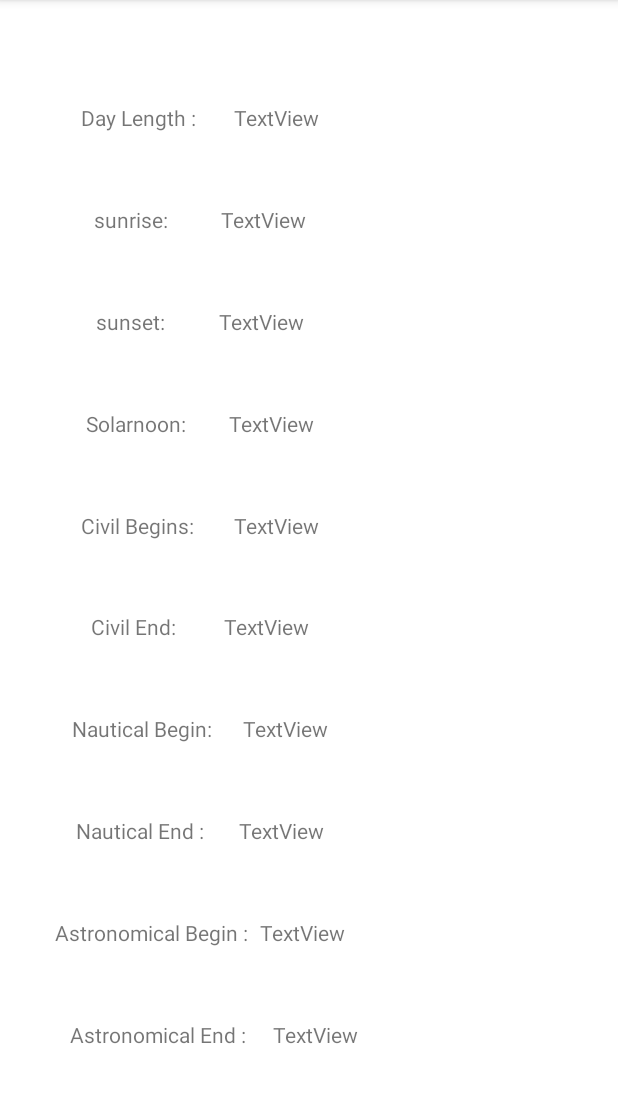
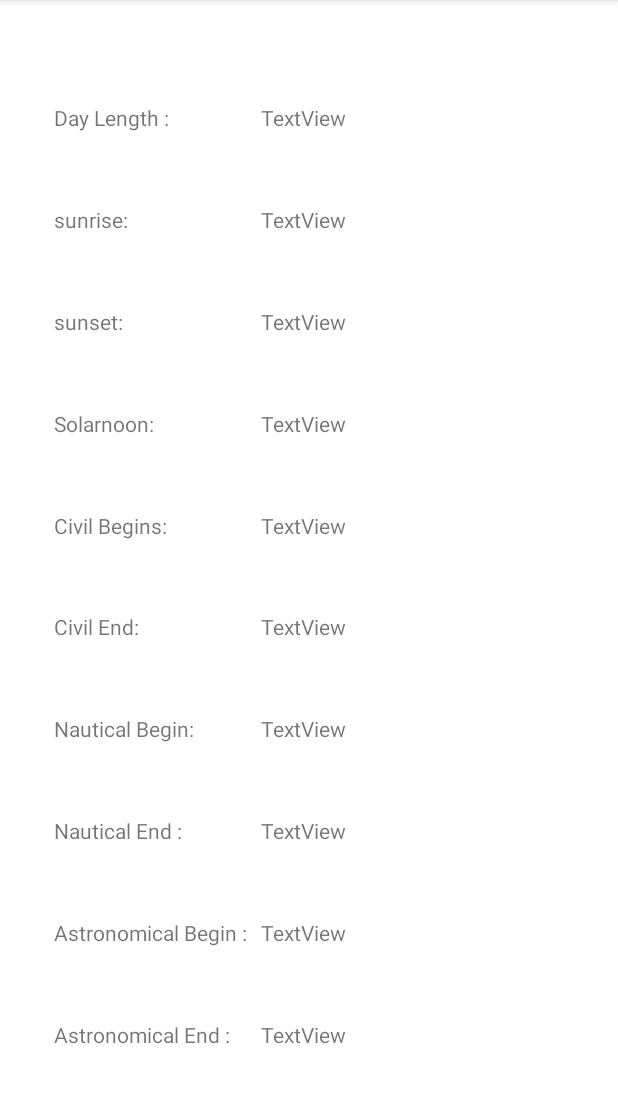
Before and after one commit to sarbesh/my-utility-app, an Android app: the SunRaiseSetActivity screen opened directly, with no data from a screen before it, on a phone screen of 412 x 824 dp, the part 84-1187 px from its top. Run offline under Robolectric (Android 15) with nearby library versions, the phone set to English and light mode, and no system bars; 1 statement that could not run was skipped.

Commit message:
UI fixed

```diff
--- a/app/src/main/java/com/sarbesh/alarmgps/SunRaiseSetActivity.java
+++ b/app/src/main/java/com/sarbesh/alarmgps/SunRaiseSetActivity.java
@@ -89,7 +89,6 @@ public class SunRaiseSetActivity extends AppCompatActivity {
                         SimpleDateFormat localFormat = new SimpleDateFormat("HH:mm:ss a", Locale.getDefault());
                         localFormat.setTimeZone(TimeZone.getDefault());
 
-                        //TODO: Fix layout design and map data to filed
                         try{
                             sunrise.setText(utcToLocal(utcFormat,localFormat,results.getSunrise()));
                             sunset.setText(results.getSunset());
--- a/app/src/main/res/layout/activity_sun_raise_set.xml
+++ b/app/src/main/res/layout/activity_sun_raise_set.xml
@@ -114,6 +114,7 @@
         app:layout_constraintStart_toEndOf="@+id/astronomical_twilight_begin_text"
         app:layout_constraintTop_toBottomOf="@+id/nautical_twilight_end"/>
 
+
     <TextView
         android:id="@+id/astronomical_twilight_end"
         android:layout_width="150dp"
@@ -124,12 +125,12 @@
         android:text="@string/textview"
         app:layout_constraintBottom_toBottomOf="parent"
         app:layout_constraintEnd_toEndOf="parent"
-        app:layout_constraintTop_toBottomOf="@+id/astronomical_twilight_begin" />
-
+        app:layout_constraintTop_toBottomOf="@+id/astronomical_twilight_begin"
+        app:layout_constraintStart_toEndOf="@id/astronomical_twilight_end_text"/>
 
     <TextView
         android:id="@+id/day_length_text"
-        android:layout_width="wrap_content"
+        android:layout_width="130dp"
         android:layout_height="wrap_content"
         android:layout_marginStart="28dp"
         android:layout_marginTop="50dp"
@@ -141,7 +142,7 @@
 
     <TextView
         android:id="@+id/sunrise_text"
-        android:layout_width="wrap_content"
+        android:layout_width="130dp"
         android:layout_height="wrap_content"
         android:layout_marginStart="28dp"
         android:layout_marginTop="30dp"
@@ -153,7 +154,7 @@
 
     <TextView
         android:id="@+id/sunset_text"
-        android:layout_width="wrap_content"
+        android:layout_width="130dp"
         android:layout_height="wrap_content"
         android:layout_marginStart="28dp"
         android:layout_marginTop="30dp"
@@ -165,7 +166,7 @@
 
     <TextView
         android:id="@+id/solar_noon_text"
-        android:layout_width="wrap_content"
+        android:layout_width="130dp"
         android:layout_height="wrap_content"
         android:layout_marginStart="28dp"
         android:layout_marginTop="30dp"
@@ -177,7 +178,7 @@
 
     <TextView
         android:id="@+id/civil_twinlight_text"
-        android:layout_width="wrap_content"
+        android:layout_width="130dp"
         android:layout_height="wrap_content"
         android:layout_marginStart="28dp"
         android:layout_marginTop="30dp"
@@ -189,7 +190,7 @@
 
     <TextView
         android:id="@+id/civil_twinlight_end_text"
-        android:layout_width="wrap_content"
+        android:layout_width="130dp"
         android:layout_height="wrap_content"
         android:layout_marginStart="28dp"
         android:layout_marginTop="30dp"
@@ -201,7 +202,7 @@
 
     <TextView
         android:id="@+id/nautical_twilight_begin_text"
-        android:layout_width="wrap_content"
+        android:layout_width="130dp"
         android:layout_height="wrap_content"
         android:layout_marginStart="28dp"
         android:layout_marginTop="30dp"
@@ -213,7 +214,7 @@
 
     <TextView
         android:id="@+id/nautical_twilight_end_text"
-        android:layout_width="wrap_content"
+        android:layout_width="130dp"
         android:layout_height="wrap_content"
         android:layout_marginStart="28dp"
         android:layout_marginTop="30dp"
@@ -225,7 +226,7 @@
 
     <TextView
         android:id="@+id/astronomical_twilight_begin_text"
-        android:layout_width="wrap_content"
+        android:layout_width="130dp"
         android:layout_height="wrap_content"
         android:layout_marginStart="28dp"
         android:layout_marginTop="30dp"
@@ -237,7 +238,7 @@
 
     <TextView
         android:id="@+id/astronomical_twilight_end_text"
-        android:layout_width="wrap_content"
+        android:layout_width="130dp"
         android:layout_height="wrap_content"
         android:layout_marginStart="28dp"
         android:layout_marginTop="30dp"
```
